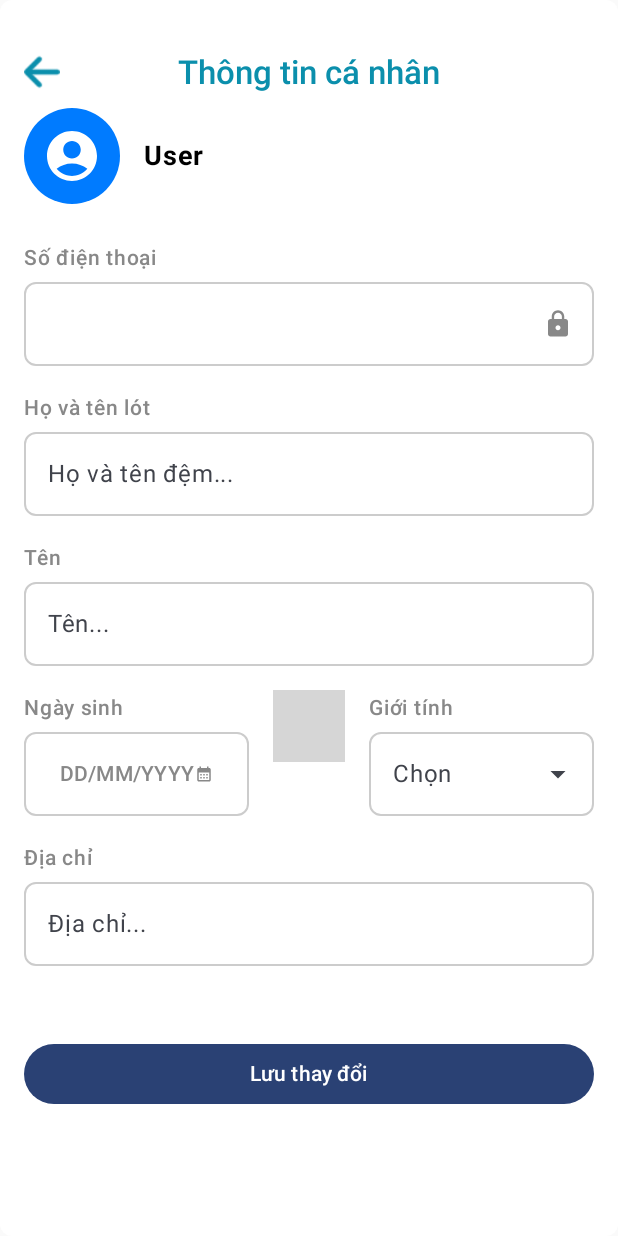
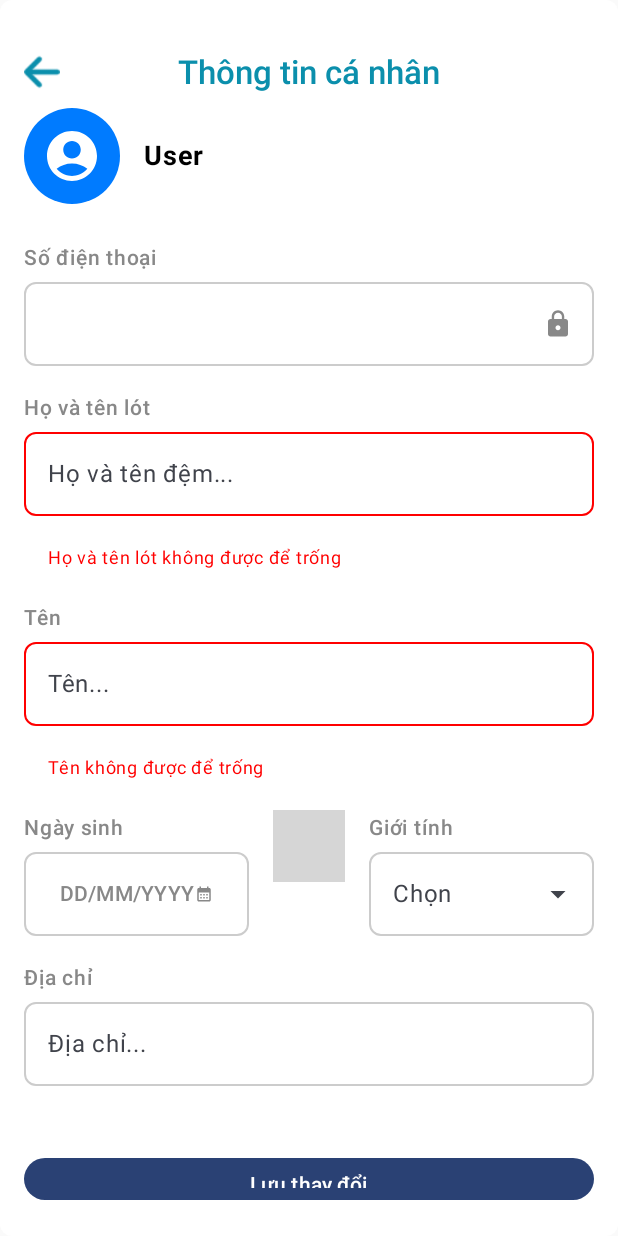
Before and after one commit to simpleDevs2/doctor_appointment, an Android app built with Jetpack Compose: the PersonalInfoScreen screen opened through its navigation route, after a tap on "Lưu thay đổi", on a phone screen of 412 x 824 dp. Run offline under Robolectric (Android 15) with nearby library versions, the phone set to English and light mode, and no system bars; libraries missing offline, so code that uses them is left out: network.chaintech.kmp_date_time_picker; 1 other tap on this screen came first; grey boxes are pictures that could not be loaded.

```diff
--- a/app/src/main/java/com/example/doctorappoint/ui/account/profile/PersonalInfoScreen.kt
+++ b/app/src/main/java/com/example/doctorappoint/ui/account/profile/PersonalInfoScreen.kt
@@ -185,6 +185,9 @@ fun PersonalInfoForm(
     // Error states for validation
     var lastNameError by remember { mutableStateOf("") }
     var firstNameError by remember { mutableStateOf("") }
+    var addressError by remember { mutableStateOf("") }
+    var birthdateError by remember { mutableStateOf("") }
+    var genderError by remember { mutableStateOf("") }
 
 
     LaunchedEffect(user?.birthdate) {
@@ -335,14 +338,36 @@ fun PersonalInfoForm(
 
         Button(
             onClick = {
-                // Validate names first
-                if (lastNameAndMiddleNameState.isNotEmpty() && !isValidName(lastNameAndMiddleNameState)) {
-                    lastNameError = "Họ và tên lót không hợp lệ"
-                    return@Button
+                // Validate fields
+                var allFieldsValid = true
+
+                if (lastNameAndMiddleNameState.isEmpty()) {
+                    lastNameError = "Họ và tên lót không được để trống"
+                    allFieldsValid = false
                 }
 
-                if (firstNameState.isNotEmpty() && !isValidName(firstNameState)) {
-                    firstNameError = "Tên không hợp lệ"
+                if (firstNameState.isEmpty()) {
+                    firstNameError = "Tên không được để trống"
+                    allFieldsValid = false
+                }
+
+                if (address.isEmpty()) {
+                    addressError = "Địa chỉ không được để trống"
+                    allFieldsValid = false
+                }
+
+                if (selectedDate == null) {
+                    birthdateError = "Ngày sinh không được để trống"
+                    allFieldsValid = false
+                }
+
+                if (selectedGender.isEmpty()) {
+                    genderError = "Giới tính không được để trống"
+                    allFieldsValid = false
+                }
+
+                if (!allFieldsValid) {
+                    Toast.makeText(context, "Vui lòng điền đầy đủ thông tin", Toast.LENGTH_SHORT).show()
                     return@Button
                 }
 
```
